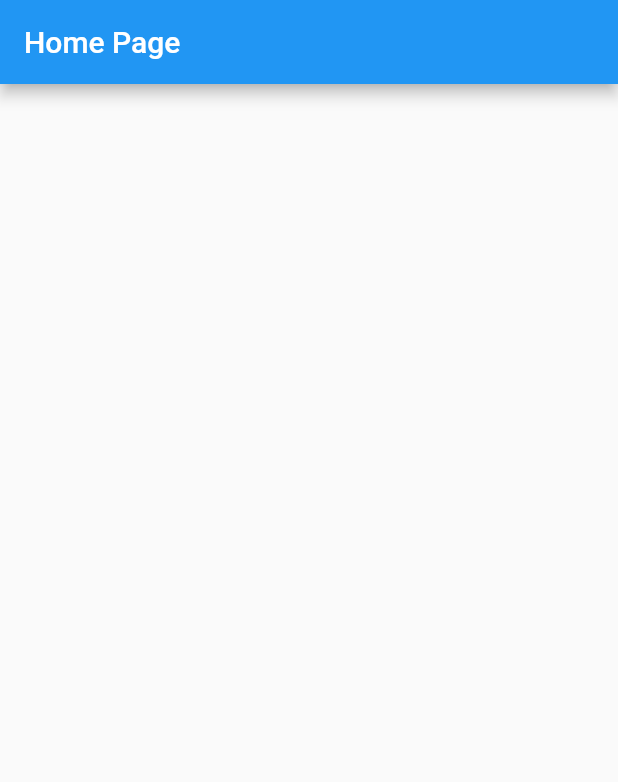
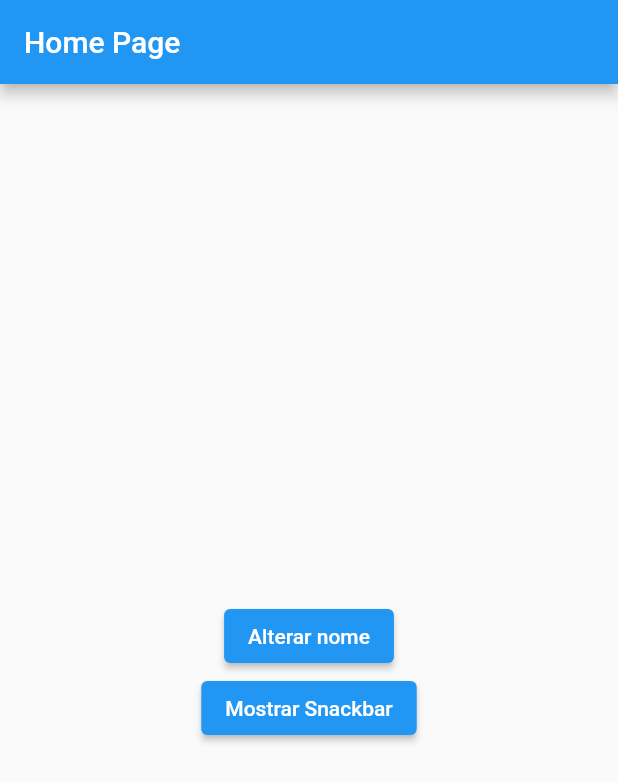
Before and after one commit to nbthales/dw10_mobx, a Flutter app: the screen it shows after launch, on a phone screen of 412 x 824 dp. Shown: the top 782 px of the screen. Run offline on Flutter 3.47's test engine with Material 2 defaults, Android fonts, the phone set to English and light mode, and no system bars; our stand-ins replace flutter_mobx, mobx; generated files the repository leaves out were written again.

Commit message:
01:52:45

```diff
--- a/lib/home/home_page.dart
+++ b/lib/home/home_page.dart
@@ -1,15 +1,70 @@
+import 'package:dw10_mobx/home/home_controller.dart';
 import 'package:flutter/material.dart';
+import 'package:flutter_mobx/flutter_mobx.dart';
+import 'package:mobx/mobx.dart';
 
-class HomePage extends StatelessWidget {
+class HomePage extends StatefulWidget {
   const HomePage({super.key});
 
   @override
+  State<HomePage> createState() => _HomePageState();
+}
+
+class _HomePageState extends State<HomePage> {
+  final controller = HomeController();
+  late final ReactionDisposer snackDisposer;
+
+  @override
+  void initState() {
+    snackDisposer = reaction((_) => controller.showSnackbar, (showSnackBar) {
+      if (showSnackBar) {
+        ScaffoldMessenger.of(context).showSnackBar(
+          SnackBar(
+            content: Text(controller.mensagemSnackBar),
+          ),
+        );
+      }
+    });
+    super.initState();
+  }
+
+  @override
+  void dispose() {
+    snackDisposer();
+    super.dispose();
+  }
+
+  @override
   Widget build(BuildContext context) {
+    debugPrint('Build rodando');
     return Scaffold(
       appBar: AppBar(
         title: const Text('Home Page'),
       ),
-      body: Container(),
+      body: Center(
+        child: Column(
+          mainAxisAlignment: MainAxisAlignment.center,
+          children: [
+            Observer(builder: (context) {
+              debugPrint('Somente o text ${controller.nome}');
+              return Text(controller.nome);
+            }),
+            ElevatedButton(
+              onPressed: () {
+                // controller.nome = 'Thales Terra';
+                controller.alterarNome('Thales Terra');
+              },
+              child: const Text('Alterar nome'),
+            ),
+            ElevatedButton(
+              onPressed: () {
+                controller.mostrarSnackBar();
+              },
+              child: const Text('Mostrar Snackbar'),
+            )
+          ],
+        ),
+      ),
     );
   }
 }
```
Also changed, not shown: lib/home/home_controller.dart (+26 -2 lines), lib/home/home_controller.g.dart, 1 other file.
